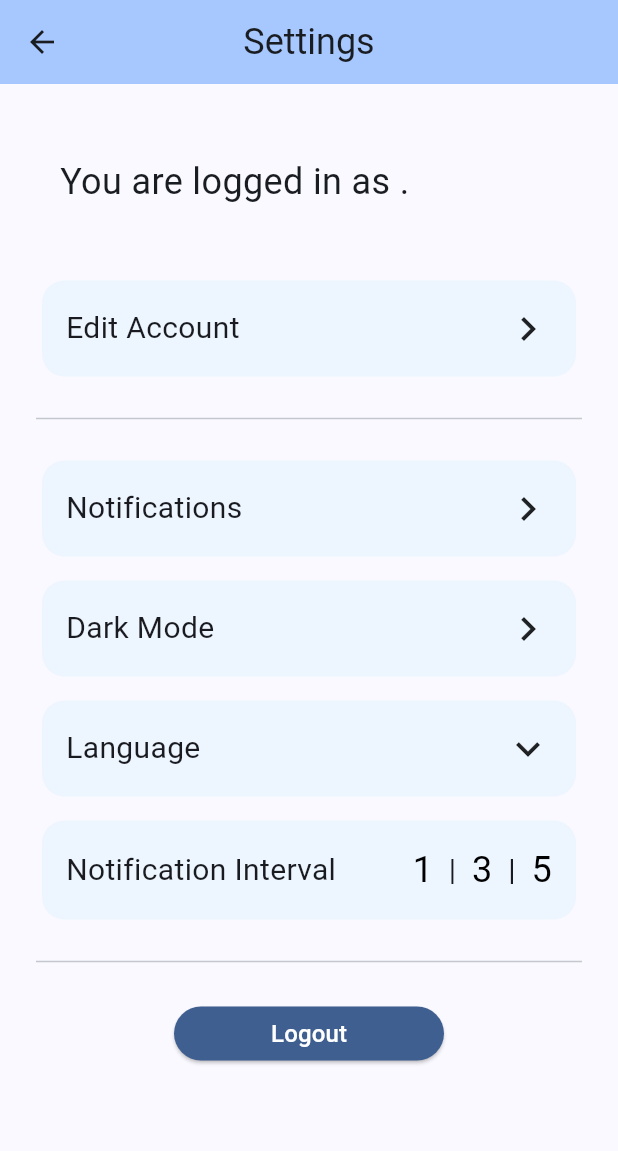
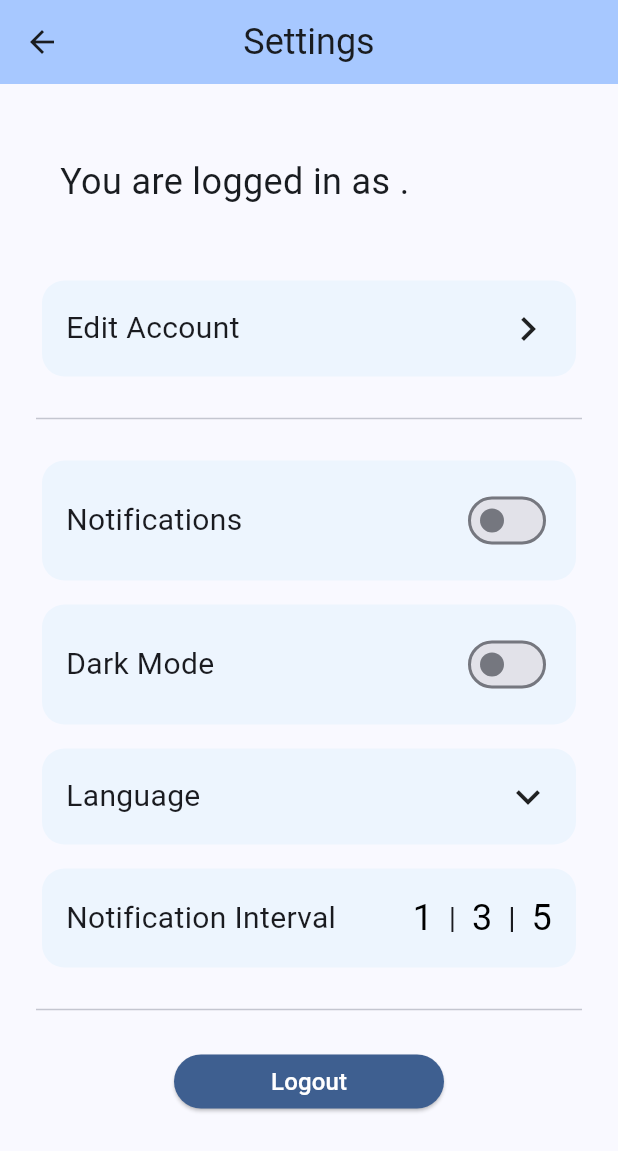
Before and after one commit to do-ko/waste_not, a Flutter app: the HomeView screen opened directly, after a tap on the "settings" icon, on a phone screen of 412 x 824 dp. Shown: the top 1151 px of the screen. Run offline on Flutter 3.47's test engine with Material 3 defaults, Android fonts, the phone set to English and light mode, and no system bars; our stand-ins replace cloud_firestore, firebase_auth, firebase_core, flutter_native_splash, get, get_storage and 1 more; missing offline and left inert: google_mlkit_text_recognition; accounts and stored records are empty.

Commit message:
darkMode and notification controllers added and wired

```diff
--- /dev/null
+++ b/lib/controllers/settings_controller.dart
@@ -0,0 +1,30 @@
+import 'package:get/get.dart';
+import 'package:get_storage/get_storage.dart';
+
+class DarkModeController extends GetxController {
+  final deviceStorage = GetStorage();
+  final RxBool _darkMode = false.obs;
+  RxBool get darkMode => _darkMode;
+
+  @override
+  void onInit() {
+    super.onInit();
+    bool? darkModeStored = deviceStorage.read<bool>('darkMode');
+    _darkMode.value = darkModeStored ?? false;
+  }
+}
+
+
+class NotificationsController extends GetxController {
+  final deviceStorage = GetStorage();
+  final RxBool _notifications = false.obs;
+  RxBool get notifications => _notifications;
+
+  @override
+  void onInit() {
+    super.onInit();
+    bool? notificationsStored = deviceStorage.read<bool>('notifications');
+    _notifications.value = notificationsStored ?? false;
+  }
+
+}
--- a/lib/repositories/auth.dart
+++ b/lib/repositories/auth.dart
@@ -4,10 +4,13 @@ import 'package:get/get.dart';
 import 'package:get_storage/get_storage.dart';
 import 'package:waste_not/views/home.dart';
 import 'package:waste_not/views/login.dart';
-import 'package:waste_not/views/verify_email.dart';
+
+import '../controllers/settings_controller.dart';
 
 class AuthRepository extends GetxController {
   static AuthRepository get instance => Get.find();
+
+  DarkModeController darkModeController = Get.find();
 
   final deviceStorage = GetStorage();
   final _auth = FirebaseAuth.instance;
@@ -23,9 +26,9 @@ class AuthRepository extends GetxController {
   screenRedirect() async {
     final user = _auth.currentUser;
     if (user != null) {
+      deviceStorage.writeIfNull('darkMode', false);
+      deviceStorage.writeIfNull('notifications', true);
       Get.offAll(() => const HomeView());
-      // Get.offAll(() => const VerifyEmailView());
-
     } else {
       Get.offAll(() => const LoginView());
     }
@@ -75,6 +78,7 @@ class AuthRepository extends GetxController {
       await _auth.signOut();
       deviceStorage.remove("username");
       deviceStorage.remove("email");
+      deviceStorage.write('darkMode', darkModeController.darkMode.value);
       Get.offAll(() => const LoginView());
     } catch (e) {
       throw "logout error";
--- a/lib/views/home.dart
+++ b/lib/views/home.dart
@@ -2,9 +2,11 @@ import 'package:flutter/material.dart';
 import 'package:get/get.dart';
 import 'package:get_storage/get_storage.dart';
 import 'package:waste_not/controllers/home.dart';
+import 'package:waste_not/controllers/settings_controller.dart';
 import 'package:waste_not/views/add_product.dart';
 import 'package:waste_not/views/settings.dart';
 import 'package:waste_not/views/shared/product_list.dart';
+import 'package:waste_not/views/shared/theme.dart';
 
 import '../controllers/products.dart';
 
@@ -15,21 +17,27 @@ class HomeView extends StatelessWidget {
   Widget build(BuildContext context) {
     HomeController homeController = Get.put(HomeController());
     ProductsController productsController = Get.put(ProductsController());
+    DarkModeController darkModeController = Get.find();
 
     String username = GetStorage().read('username') ??
         "[username]"; // TODO where is username actually?
 
     return Scaffold(
-        appBar: AppBar(
+        appBar: PreferredSize(
+          preferredSize: const Size.fromHeight(56),
+          child: Obx(
+            () => AppBar(
               title: Text('Hello, $username!'),
-          backgroundColor: Colors.white,
               centerTitle: false,
-          titleTextStyle: const TextStyle(
-            color: Colors.black,
+              backgroundColor: darkModeController.darkMode.value
+                  ? Colors.red
+                  : Colors.white,
+                titleTextStyle: TextStyle(
+                  color: darkModeController.darkMode.value ? Colors.blue : fontColor,
                   fontSize: 24,
                 ),
-          iconTheme: const IconThemeData(
-            color: Colors.black,
+                iconTheme: IconThemeData(
+                  color: darkModeController.darkMode.value ? Colors.blue : fontColor,
               ),
                 actions: [
                   IconButton(
@@ -38,6 +46,26 @@ class HomeView extends StatelessWidget {
                   )
                 ],
             ),
+          ),
+        ),
+        // AppBar(
+        //   title: Text('Hello, $username!'),
+        //   backgroundColor: Colors.white,
+        //   centerTitle: false,
+        //   titleTextStyle: const TextStyle(
+        //     color: Colors.black,
+        //     fontSize: 24,
+        //   ),
+        //   iconTheme: const IconThemeData(
+        //     color: Colors.black,
+        //   ),
+        //   actions: [
+        //     IconButton(
+        //       icon: const Icon(Icons.settings),
+        //       onPressed: () => Get.to(() => const SettingsView()),
+        //     )
+        //   ],
+        // ),
         body: SingleChildScrollView(
             child: Column(children: [
           ProductList(
--- a/lib/views/settings.dart
+++ b/lib/views/settings.dart
@@ -1,156 +1,8 @@
-// import 'package:flutter/material.dart';
-//
-// class SettingsView extends StatefulWidget {
-//   const SettingsView({super.key});
-//
-//   @override
-//   _SettingsViewState createState() => _SettingsViewState();
-// }
-//
-// class _SettingsViewState extends State<SettingsView> {
-//   bool _notificationsEnabled = true;
-//   bool _darkMode = false;
-//   int _notificationInterval = 1;
-//
-//   @override
-//   Widget build(BuildContext context) {
-//     var isLandscape = MediaQuery.of(context).orientation == Orientation.landscape;
-//     return Scaffold(
-//       appBar: AppBar(
-//         title: Text('Settings'),
-//         actions: [
-//           if (isLandscape)
-//             Padding(
-//               padding: const EdgeInsets.symmetric(horizontal: 20),
-//               child: ElevatedButton(
-//                 onPressed: () {},
-//                 child: Text('Logout'),
-//                 style: ElevatedButton.styleFrom(
-//                   foregroundColor: Colors.white, backgroundColor: Colors.blue,
-//                 ),
-//               ),
-//             ),
-//         ],
-//       ),
-//       body: isLandscape ? buildHorizontalLayout() : buildVerticalLayout(),
-//       bottomNavigationBar: !isLandscape
-//           ? Padding(
-//         padding: const EdgeInsets.all(10.0),
-//         child: ElevatedButton(
-//           onPressed: () {},
-//           child: Text('Logout'),
-//           style: ElevatedButton.styleFrom(
-//             foregroundColor: Colors.white, backgroundColor: Colors.blue,
-//             minimumSize: Size(double.infinity, 50), // Ensures the button stretches to fill the width
-//           ),
-//         ),
-//       )
-//           : null,
-//     );
-//   }
-//
-//   Widget buildVerticalLayout() {
-//     return ListView(
-//       children: buildSettingsItems(),
-//     );
-//   }
-//
-//   Widget buildHorizontalLayout() {
-//     return Row(
-//       children: [
-//         Expanded(
-//           child: ListView(
-//             children: buildSettingsItems(),
-//           ),
-//         ),
-//         VerticalDivider(width: 1),
-//         Expanded(
-//           child: ListView(
-//             children: [
-//               SwitchListTile(
-//                 title: Text('Dark Mode'),
-//                 value: _darkMode,
-//                 onChanged: (bool value) {
-//                   setState(() {
-//                     _darkMode = value;
-//                   });
-//                 },
-//               ),
-//               SwitchListTile(
-//                 title: Text('Notifications'),
-//                 value: _notificationsEnabled,
-//                 onChanged: (bool value) {
-//                   setState(() {
-//                     _notificationsEnabled = value;
-//                   });
-//                 },
-//               ),
-//               ListTile(
-//                 title: Text('Language'),
-//                 trailing: Icon(Icons.navigate_next),
-//               ),
-//               Padding(
-//                 padding: const EdgeInsets.all(16.0),
-//                 child: Text('Notification interval'),
-//               ),
-//               RadioListTile<int>(
-//                 title: Text('1'),
-//                 value: 1,
-//                 groupValue: _notificationInterval,
-//                 onChanged: (int? value) {
-//                   setState(() {
-//                     _notificationInterval = value!;
-//                   });
-//                 },
-//               ),
-//               RadioListTile<int>(
-//                 title: Text('3'),
-//                 value: 3,
-//                 groupValue: _notificationInterval,
-//                 onChanged: (int? value) {
-//                   setState(() {
-//                     _notificationInterval = value!;
-//                   });
-//                 },
-//               ),
-//               RadioListTile<int>(
-//                 title: Text('5'),
-//                 value: 5,
-//                 groupValue: _notificationInterval,
-//                 onChanged: (int? value) {
-//                   setState(() {
-//                     _notificationInterval = value!;
-//                   });
-//                 },
-//               ),
-//             ],
-//           ),
-//         ),
-//       ],
-//     );
-//   }
-//
-//   List<Widget> buildSettingsItems() {
-//     return [
-//       ListTile(
-//         title: Text('You are logged in as Dominika'),
-//         subtitle: Text('email@email.com'),
-//       ),
-//       ListTile(
-//         title: Text('Edit Account'),
-//         trailing: Icon(Icons.navigate_next),
-//         onTap: () {
-//           // Navigate to edit account page
-//         },
-//       ),
-//     ];
-//   }
-// }
-
 import 'package:flutter/material.dart';
+import 'package:get/get.dart';
 import 'package:get_storage/get_storage.dart';
 import 'package:waste_not/views/shared/theme.dart';
-
+import '../controllers/settings_controller.dart';
 import '../repositories/auth.dart';
 
 class SettingsView extends StatelessWidget {
@@ -160,6 +12,8 @@ class SettingsView extends StatelessWidget {
   Widget build(BuildContext context) {
     String username = GetStorage().read('username') ?? "[username]";
     String email = GetStorage().read('email') ?? "[email]";
+    DarkModeController darkModeController = Get.find();
+    NotificationsController notificationsController = Get.find();
 
     return Scaffold(
       appBar: AppBar(
@@ -246,7 +100,8 @@ class SettingsView extends StatelessWidget {
               ),
               Column(
                 children: [
-                  Card(
+                  Obx(
+                    () => Card(
                       color: containerColor,
                       shape: RoundedRectangleBorder(
                         borderRadius: BorderRadius.circular(
@@ -254,11 +109,14 @@ class SettingsView extends StatelessWidget {
                       ),
                       shadowColor: Colors.transparent,
                       child: InkWell(
-                      onTap: () {},
+                        onTap: () {
+                          notificationsController.notifications.value =
+                              !notificationsController.notifications.value;
+                        },
                         splashColor: containerColorSplash,
                         borderRadius: BorderRadius.circular(15),
                         // Match InkWell's border radius with Card's
-                      child: const Padding(
+                        child: Padding(
                           padding: EdgeInsets.fromLTRB(16, 16, 16, 16),
                           child: Row(
                             crossAxisAlignment: CrossAxisAlignment.center,
@@ -268,11 +126,17 @@ class SettingsView extends StatelessWidget {
                                 "Notifications",
                                 style: TextStyle(fontSize: 20),
                               ),
-                            Icon(
-                              Icons.chevron_right,
-                              size: 32,
+                              Switch(
+                                value:
+                                    notificationsController.notifications.value,
+                                onChanged: (value) {
+                                  notificationsController.notifications.value =
+                                      !notificationsController
+                                          .notifications.value;
+                                },
                               ),
                             ],
+                          ),
                         ),
                       ),
                     ),
@@ -280,7 +144,8 @@ class SettingsView extends StatelessWidget {
                   const SizedBox(
                     height: 8,
                   ),
-                  Card(
+                  Obx(
+                    () => Card(
                       color: containerColor,
                       shape: RoundedRectangleBorder(
                         borderRadius: BorderRadius.circular(
@@ -288,11 +153,14 @@ class SettingsView extends StatelessWidget {
                       ),
                       shadowColor: Colors.transparent,
                       child: InkWell(
-                      onTap: () {},
+                        onTap: () {
+                          darkModeController.darkMode.value =
+                              !darkModeController.darkMode.value;
+                        },
                         splashColor: containerColorSplash,
                         borderRadius: BorderRadius.circular(15),
                         // Match InkWell's border radius with Card's
-                      child: const Padding(
+                        child: Padding(
                           padding: EdgeInsets.fromLTRB(16, 16, 16, 16),
                           child: Row(
                             crossAxisAlignment: CrossAxisAlignment.center,
@@ -302,11 +170,15 @@ class SettingsView extends StatelessWidget {
                                 "Dark Mode",
                                 style: TextStyle(fontSize: 20),
                               ),
-                            Icon(
-                              Icons.chevron_right,
-                              size: 32,
+                              Switch(
+                                value: darkModeController.darkMode.value,
+                                onChanged: (value) {
+                                  darkModeController.darkMode.value =
+                                      !darkModeController.darkMode.value;
+                                },
                               ),
                             ],
+                          ),
                         ),
                       ),
                     ),
```
Also changed, not shown: lib/main.dart (+8 -13 lines), lib/views/shared/theme.dart (+20 -0 lines). Lines whose indentation alone changed are shown as unchanged.
